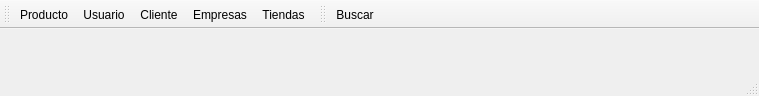
Above: mainwindow.ui from benArambide/ProyFinal-IS2 before the change. Below: the same form after it.
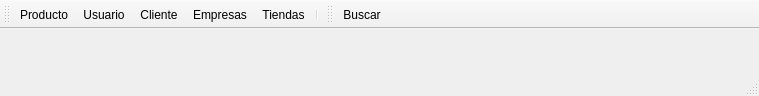
That is the form after the change. Icons and pictures are not drawn.

```diff
--- a/mainwindow.ui
+++ b/mainwindow.ui
@@ -53,6 +53,7 @@
    <addaction name="actionCliente"/>
    <addaction name="actionEmpresas"/>
    <addaction name="actionTiendas"/>
+   <addaction name="separator"/>
   </widget>
   <widget class="QStatusBar" name="statusBar">
    <property name="cursor">
```
Left out of the diff: 32 changed lines with no effect on the pictures.
